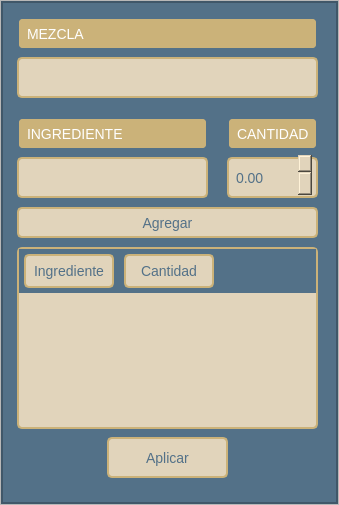
The window that ui_files/ventana_mezcla.ui (velardejp/Planta2) describes before a commit, drawn with Qt 5.
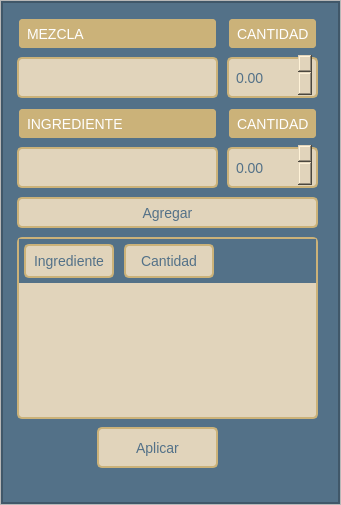
The same window after the commit. Icons and pictures are not drawn.

Patch:
```diff
--- a/ui_files/ventana_mezcla.ui
+++ b/ui_files/ventana_mezcla.ui
@@ -6,7 +6,7 @@
    <rect>
     <x>0</x>
     <y>0</y>
-    <width>339</width>
+    <width>341</width>
     <height>505</height>
    </rect>
   </property>
@@ -92,8 +92,8 @@
             <property name="geometry">
              <rect>
               <x>10</x>
-              <y>150</y>
-              <width>201</width>
+              <y>140</y>
+              <width>211</width>
               <height>51</height>
              </rect>
             </property>
@@ -121,13 +121,16 @@
     selection-background-color: #CBB279;
 }</string>
             </property>
+            <property name="editable">
+             <bool>true</bool>
+            </property>
            </widget>
            <widget class="QLabel" name="label">
             <property name="geometry">
              <rect>
               <x>10</x>
-              <y>110</y>
-              <width>201</width>
+              <y>100</y>
+              <width>211</width>
               <height>43</height>
              </rect>
             </property>
@@ -154,7 +157,7 @@
             <property name="geometry">
              <rect>
               <x>220</x>
-              <y>150</y>
+              <y>140</y>
               <width>101</width>
               <height>51</height>
              </rect>
@@ -190,12 +193,15 @@
     background: #CBB279 url(C:/Users/velar/OneDrive/Escritorio/Planta2/assets/icons8-expand-arrow-24.png) no-repeat center;
 }</string>
             </property>
+            <property name="maximum">
+             <double>9999.989999999999782</double>
+            </property>
            </widget>
            <widget class="QLabel" name="label_2">
             <property name="geometry">
              <rect>
               <x>220</x>
-              <y>110</y>
+              <y>100</y>
               <width>101</width>
               <height>43</height>
              </rect>
@@ -222,8 +228,8 @@
            <widget class="QPushButton" name="submit_exit_mezcla">
             <property name="geometry">
              <rect>
-              <x>100</x>
-              <y>430</y>
+              <x>90</x>
+              <y>420</y>
               <width>131</width>
               <height>51</height>
              </rect>
@@ -258,7 +264,7 @@
             <property name="geometry">
              <rect>
               <x>10</x>
-              <y>240</y>
+              <y>230</y>
               <width>311</width>
               <height>192</height>
              </rect>
@@ -309,7 +315,7 @@
              <rect>
               <x>10</x>
               <y>50</y>
-              <width>311</width>
+              <width>211</width>
               <height>51</height>
              </rect>
             </property>
@@ -337,13 +343,19 @@
     selection-background-color: #CBB279;
 }</string>
             </property>
+            <property name="editable">
+             <bool>true</bool>
+            </property>
+            <property name="placeholderText">
+             <string>mezclas</string>
+            </property>
            </widget>
            <widget class="QLabel" name="label_3">
             <property name="geometry">
              <rect>
               <x>10</x>
               <y>10</y>
-              <width>311</width>
+              <width>211</width>
               <height>43</height>
              </rect>
             </property>
@@ -370,7 +382,7 @@
             <property name="geometry">
              <rect>
               <x>10</x>
-              <y>200</y>
+              <y>190</y>
               <width>311</width>
               <height>41</height>
              </rect>
@@ -401,6 +413,78 @@
              <string>Agregar</string>
             </property>
            </widget>
+           <widget class="QLabel" name="label_4">
+            <property name="geometry">
+             <rect>
+              <x>220</x>
+              <y>10</y>
+              <width>101</width>
+              <height>43</height>
+             </rect>
+            </property>
+            <property name="layoutDirection">
+             <enum>Qt::LeftToRight</enum>
+            </property>
+            <property name="styleSheet">
+             <string notr="true">QLabel {
+    color: #ffffff;
+    border: 2px solid #537188;
+    border-radius: 5px;
+    padding: 5px;
+    margin: 5px;
+    font-size: 14px;
+    text-align: center;
+    background-color: #CBB279;
+}</string>
+            </property>
+            <property name="text">
+             <string>CANTIDAD</string>
+            </property>
+           </widget>
+           <widget class="QDoubleSpinBox" name="cantidad_mezcla">
+            <property name="geometry">
+             <rect>
+              <x>220</x>
+              <y>50</y>
+              <width>101</width>
+              <height>51</height>
+             </rect>
+            </property>
+            <property name="styleSheet">
+             <string notr="true">QDoubleSpinBox {
+    background-color: #E1D4BB;
+    color: #537188;
+    border: 2px solid #CBB279;
+    border-radius: 5px;
+    padding: 5px;
+    margin: 5px;
+    font-size: 14px;
+}
+
+QDoubleSpinBox::up-button {
+    width: 20px;
+    border: none;
+    background: #537188 url(C:/Users/velar/OneDrive/Escritorio/Planta2/assets/icons8-collapse-arrow-24.png) no-repeat center;
+}
+
+QDoubleSpinBox::down-button {
+    width: 20px;
+    border: none;
+    background: #537188 url(C:/Users/velar/OneDrive/Escritorio/Planta2/assets/icons8-expand-arrow-24.png) no-repeat center;
+}
+
+QDoubleSpinBox::up-button:pressed {
+    background: #CBB279 url(C:/Users/velar/OneDrive/Escritorio/Planta2/assets/icons8-collapse-arrow-24.png) no-repeat center;
+}
+
+QDoubleSpinBox::down-button:pressed {
+    background: #CBB279 url(C:/Users/velar/OneDrive/Escritorio/Planta2/assets/icons8-expand-arrow-24.png) no-repeat center;
+}</string>
+            </property>
+            <property name="maximum">
+             <double>9999.989999999999782</double>
+            </property>
+           </widget>
           </widget>
          </item>
         </layout>
```
